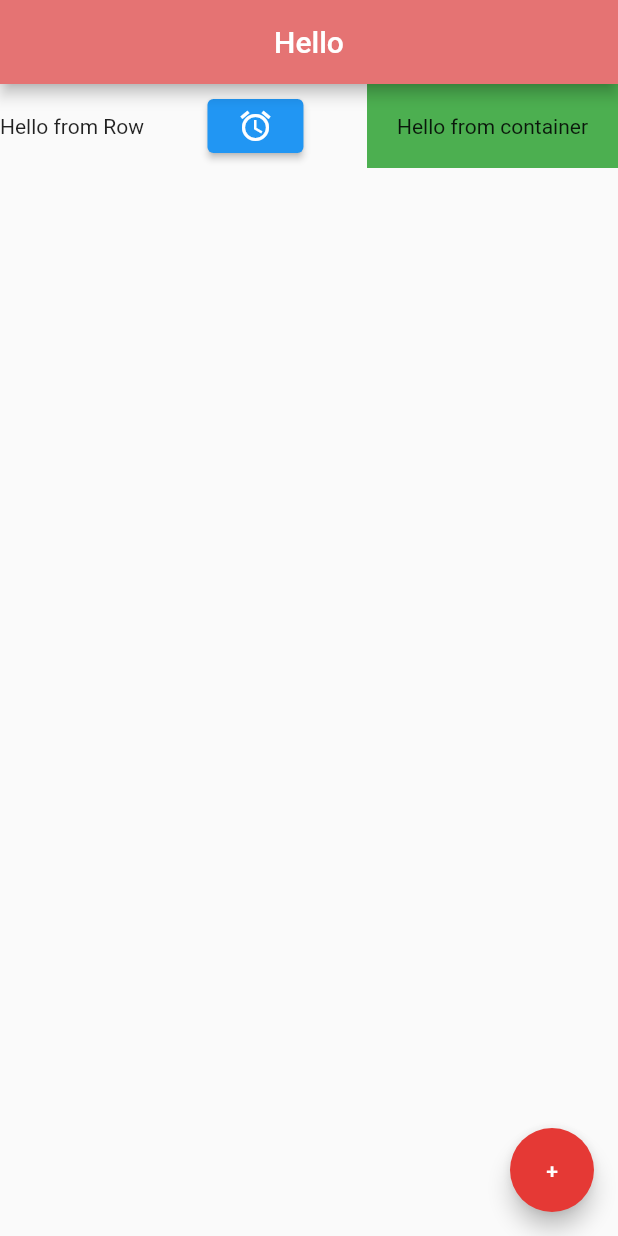
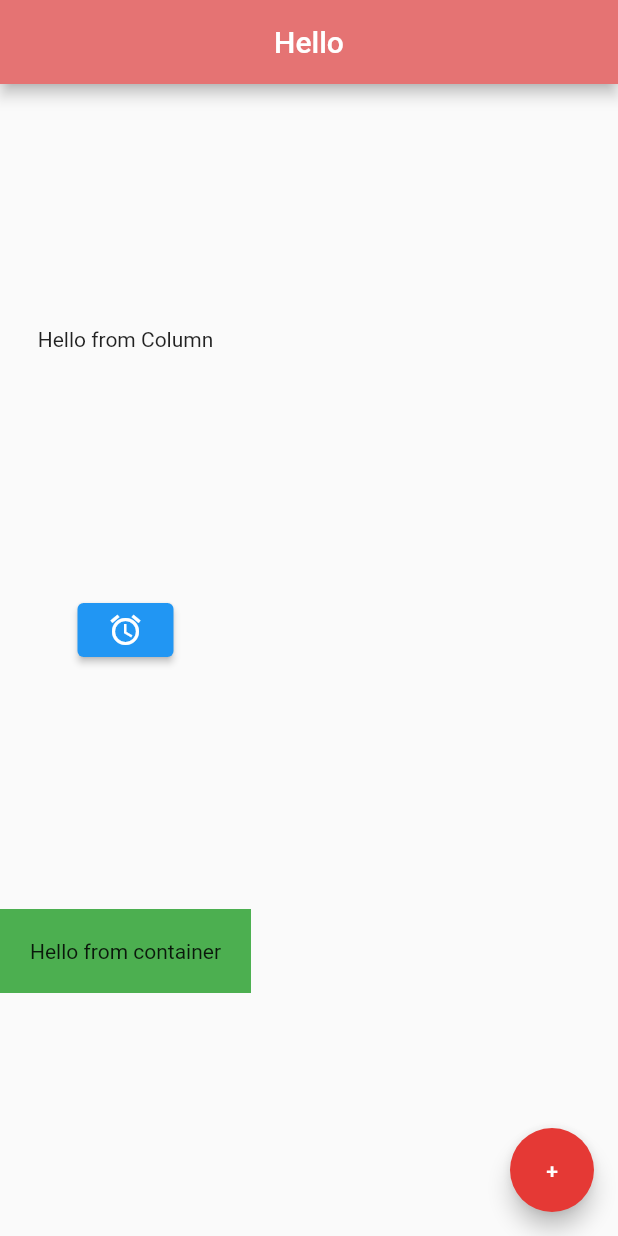
Before and after one commit to GrzegorzBanaszak/flutter_tut, a Flutter app: the screen it shows after launch, on a phone screen of 412 x 824 dp. Run offline on Flutter 3.47's test engine with Material 2 defaults, Android fonts, the phone set to English and light mode, and no system bars.

Commit message:
Column with axis example

```diff
--- a/lib/main.dart
+++ b/lib/main.dart
@@ -19,11 +19,11 @@ class Home extends StatelessWidget {
         backgroundColor: Colors.red[300],
       ),
 
-      body: Row(
-        mainAxisAlignment: MainAxisAlignment.spaceBetween,
+      body: Column(
+        mainAxisAlignment: MainAxisAlignment.spaceEvenly,
         crossAxisAlignment: CrossAxisAlignment.center,
         children: <Widget>[
-          const Text("Hello from Row"),
+          const Text("Hello from Column"),
           ElevatedButton(onPressed: () {}, child: const Icon(Icons.alarm)),
           Container(
             color: Colors.green,
@@ -32,6 +32,20 @@ class Home extends StatelessWidget {
           )
         ],
       ),
+
+      // body: Row(
+      //   mainAxisAlignment: MainAxisAlignment.spaceBetween,
+      //   crossAxisAlignment: CrossAxisAlignment.center,
+      //   children: <Widget>[
+      //     const Text("Hello from Row"),
+      //     ElevatedButton(onPressed: () {}, child: const Icon(Icons.alarm)),
+      //     Container(
+      //       color: Colors.green,
+      //       padding: const EdgeInsets.all(20.0),
+      //       child: const Text("Hello from container"),
+      //     )
+      //   ],
+      // ),
 
       // body: Container(
       //   padding: const EdgeInsets.all(20.0),
```
